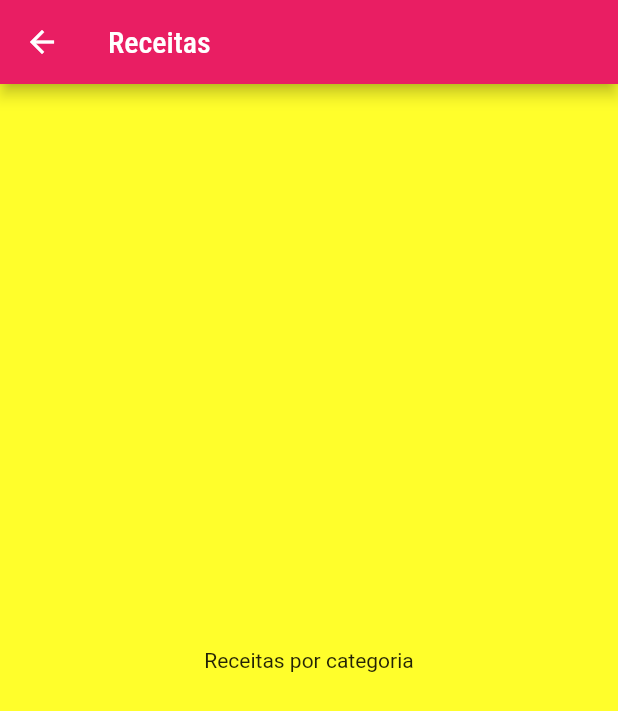
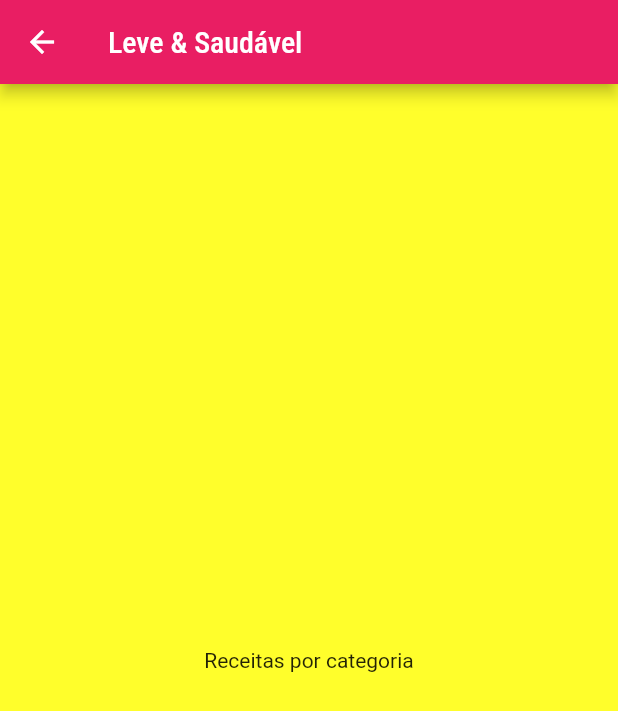
Before and after one commit to samueljml/recipe_app, a Flutter app: the screen it shows after launch, after a tap on "Leve & Saudável", on a phone screen of 412 x 824 dp. Shown: the top 711 px of the screen. Run offline on Flutter 3.47's test engine with Material 2 defaults, Android fonts, the phone set to English and light mode, and no system bars.

Commit message:
Add category data in construtor

```diff
--- a/lib/components/category_item.dart
+++ b/lib/components/category_item.dart
@@ -10,7 +10,7 @@ class CategoryItem extends StatelessWidget {
   void _selectCategory(BuildContext context) {
     Navigator.of(context).push(
       MaterialPageRoute(
-        builder: (_) => const CategoriesMealsScreen(),
+        builder: (_) => CategoriesMealsScreen(category),
       ),
     );
   }
--- a/lib/screens/categories_meals_screen.dart
+++ b/lib/screens/categories_meals_screen.dart
@@ -1,13 +1,16 @@
 import 'package:flutter/material.dart';
+import 'package:recipe_app/models/category.dart';
 
 class CategoriesMealsScreen extends StatelessWidget {
-  const CategoriesMealsScreen({Key? key}) : super(key: key);
+  final Category category;
+
+  const CategoriesMealsScreen(this.category, {Key? key}) : super(key: key);
 
   @override
   Widget build(BuildContext context) {
     return Scaffold(
       appBar: AppBar(
-        title: const Text("Receitas"),
+        title: Text(category.title),
       ),
       body: const Center(
         child: Text("Receitas por categoria"),
```
